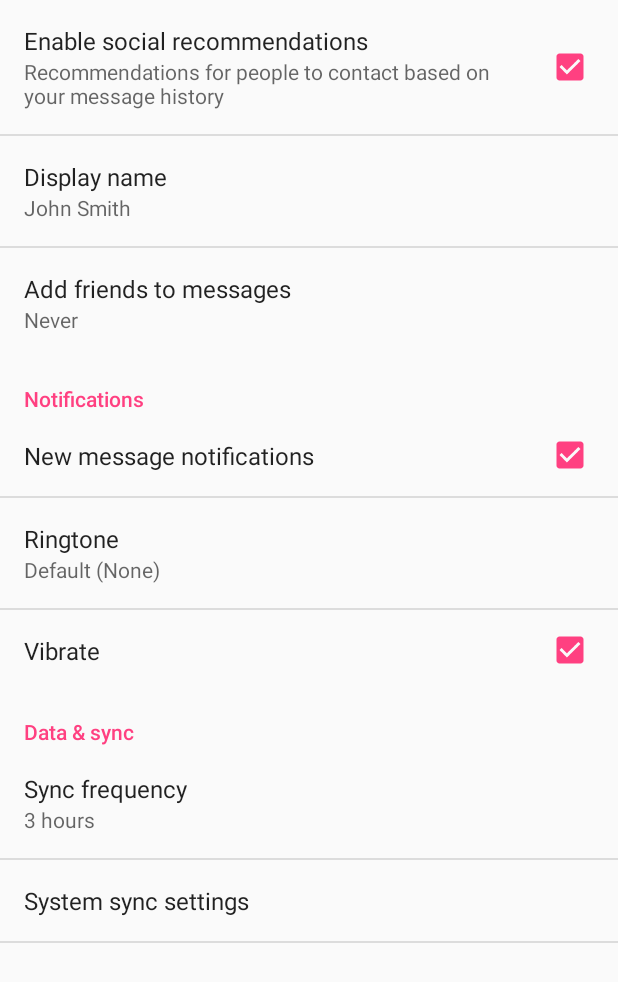
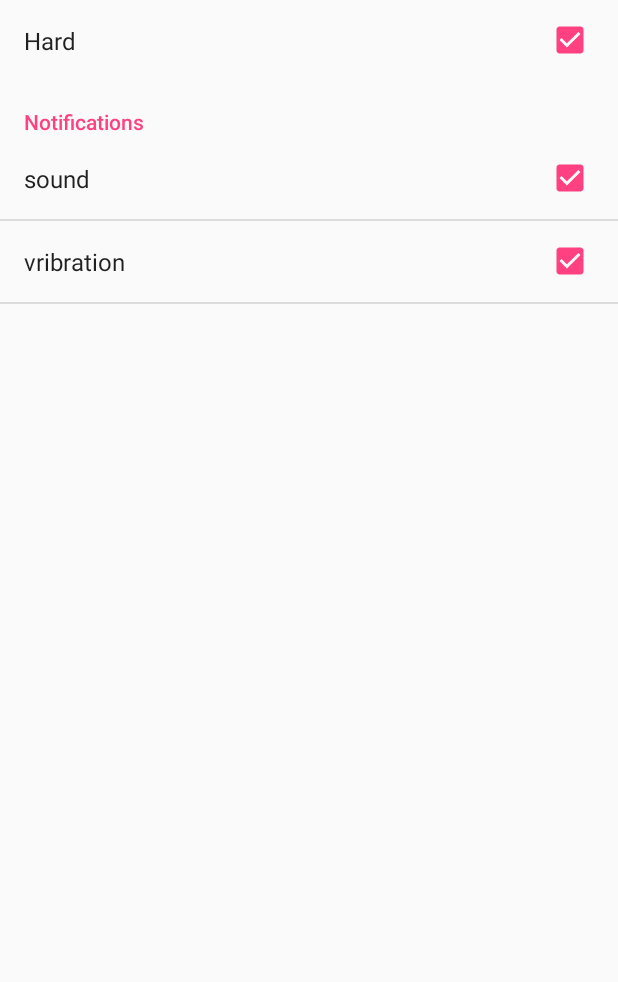
Before and after one commit to bihorco36/Dupo, an Android app: the Settings screen opened directly, with no data from a screen before it, on a phone screen of 412 x 824 dp. Shown: the top 982 px of the screen. Run offline under Robolectric (Android 15) with nearby library versions, the phone set to English and light mode, and no system bars.

Commit message:
Added Settings

```diff
--- a/app/src/main/java/dupo/dupo/Settings.java
+++ b/app/src/main/java/dupo/dupo/Settings.java
@@ -70,19 +70,9 @@ public class Settings extends PreferenceActivity {
         getPreferenceScreen().addPreference(fakeHeader);
         addPreferencesFromResource(R.xml.pref_notification);
 
-        // Add 'data and sync' preferences, and a corresponding header.
-        fakeHeader = new PreferenceCategory(this);
-        fakeHeader.setTitle(R.string.pref_header_data_sync);
-        getPreferenceScreen().addPreference(fakeHeader);
-        addPreferencesFromResource(R.xml.pref_data_sync);
-
         // Bind the summaries of EditText/List/Dialog/Ringtone preferences to
         // their values. When their values change, their summaries are updated
         // to reflect the new value, per the Android Design guidelines.
-        bindPreferenceSummaryToValue(findPreference("example_text"));
-        bindPreferenceSummaryToValue(findPreference("example_list"));
-        bindPreferenceSummaryToValue(findPreference("notifications_new_message_ringtone"));
-        bindPreferenceSummaryToValue(findPreference("sync_frequency"));
     }
 
     /**
@@ -218,42 +208,4 @@ public class Settings extends PreferenceActivity {
             bindPreferenceSummaryToValue(findPreference("example_list"));
         }
     }
-
-    /**
-     * This fragment shows notification preferences only. It is used when the
-     * activity is showing a two-pane settings UI.
-     */
-    @TargetApi(Build.VERSION_CODES.HONEYCOMB)
-    public static class NotificationPreferenceFragment extends PreferenceFragment {
-        @Override
-        public void onCreate(Bundle savedInstanceState) {
-            super.onCreate(savedInstanceState);
-            addPreferencesFromResource(R.xml.pref_notification);
-
-            // Bind the summaries of EditText/List/Dialog/Ringtone preferences
-            // to their values. When their values change, their summaries are
-            // updated to reflect the new value, per the Android Design
-            // guidelines.
-            bindPreferenceSummaryToValue(findPreference("notifications_new_message_ringtone"));
-        }
-    }
-
-    /**
-     * This fragment shows data and sync preferences only. It is used when the
-     * activity is showing a two-pane settings UI.
-     */
-    @TargetApi(Build.VERSION_CODES.HONEYCOMB)
-    public static class DataSyncPreferenceFragment extends PreferenceFragment {
-        @Override
-        public void onCreate(Bundle savedInstanceState) {
-            super.onCreate(savedInstanceState);
-            addPreferencesFromResource(R.xml.pref_data_sync);
-
-            // Bind the summaries of EditText/List/Dialog/Ringtone preferences
-            // to their values. When their values change, their summaries are
-            // updated to reflect the new value, per the Android Design
-            // guidelines.
-            bindPreferenceSummaryToValue(findPreference("sync_frequency"));
-        }
-    }
 }
--- a/app/src/main/res/xml/pref_data_sync.xml
+++ /dev/null
@@ -1,21 +0,0 @@
-<PreferenceScreen xmlns:android="http://schemas.android.com/apk/res/android">
-
-    <!-- NOTE: Hide buttons to simplify the UI. Users can touch outside the dialog to
-         dismiss it. -->
-    <!-- NOTE: ListPreference's summary should be set to its value by the activity code. -->
-    <ListPreference
-        android:key="sync_frequency"
-        android:title="@string/pref_title_sync_frequency"
-        android:entries="@array/pref_sync_frequency_titles"
-        android:entryValues="@array/pref_sync_frequency_values"
-        android:defaultValue="180"
-        android:negativeButtonText="@null"
-        android:positiveButtonText="@null" />
-
-    <!-- This preference simply launches an intent when selected. Use this UI sparingly, per
-         design guidelines. -->
-    <Preference android:title="@string/pref_title_system_sync_settings">
-        <intent android:action="android.settings.SYNC_SETTINGS" />
-    </Preference>
-
-</PreferenceScreen>
--- a/app/src/main/res/xml/pref_general.xml
+++ b/app/src/main/res/xml/pref_general.xml
@@ -2,32 +2,7 @@
 
     <CheckBoxPreference
         android:key="example_checkbox"
-        android:title="@string/pref_title_social_recommendations"
-        android:summary="@string/pref_description_social_recommendations"
+        android:title="Hard"
         android:defaultValue="true" />
 
-    <!-- NOTE: EditTextPreference accepts EditText attributes. -->
-    <!-- NOTE: EditTextPreference's summary should be set to its value by the activity code. -->
-    <EditTextPreference
-        android:key="example_text"
-        android:title="@string/pref_title_display_name"
-        android:defaultValue="@string/pref_default_display_name"
-        android:selectAllOnFocus="true"
-        android:inputType="textCapWords"
-        android:capitalize="words"
-        android:singleLine="true"
-        android:maxLines="1" />
-
-    <!-- NOTE: Hide buttons to simplify the UI. Users can touch outside the dialog to
-         dismiss it. -->
-    <!-- NOTE: ListPreference's summary should be set to its value by the activity code. -->
-    <ListPreference
-        android:key="example_list"
-        android:title="@string/pref_title_add_friends_to_messages"
-        android:defaultValue="-1"
-        android:entries="@array/pref_example_list_titles"
-        android:entryValues="@array/pref_example_list_values"
-        android:negativeButtonText="@null"
-        android:positiveButtonText="@null" />
-
 </PreferenceScreen>
--- a/app/src/main/res/xml/pref_headers.xml
+++ b/app/src/main/res/xml/pref_headers.xml
@@ -1,14 +1,9 @@
 <preference-headers xmlns:android="http://schemas.android.com/apk/res/android">
 
     <!-- These settings headers are only used on tablets. -->
-
     <header android:fragment="dupo.dupo.Settings$GeneralPreferenceFragment"
         android:title="@string/pref_header_general" />
 
     <header android:fragment="dupo.dupo.Settings$NotificationPreferenceFragment"
         android:title="@string/pref_header_notifications" />
-
-    <header android:fragment="dupo.dupo.Settings$DataSyncPreferenceFragment"
-        android:title="@string/pref_header_data_sync" />
-
 </preference-headers>
--- a/app/src/main/res/xml/pref_notification.xml
+++ b/app/src/main/res/xml/pref_notification.xml
@@ -1,27 +1,15 @@
 <PreferenceScreen xmlns:android="http://schemas.android.com/apk/res/android">
-
-    <!-- A 'parent' preference, which enables/disables child preferences (below)
-         when checked/unchecked. -->
-    <CheckBoxPreference
-        android:key="notifications_new_message"
-        android:title="@string/pref_title_new_message_notifications"
-        android:defaultValue="true" />
-
-    <!-- Allows the user to choose a ringtone in the 'notification' category. -->
-    <!-- NOTE: This preference will be enabled only when the checkbox above is checked. -->
-    <!-- NOTE: RingtonePreference's summary should be set to its value by the activity code. -->
-    <RingtonePreference
-        android:dependency="notifications_new_message"
-        android:key="notifications_new_message_ringtone"
-        android:title="@string/pref_title_ringtone"
-        android:ringtoneType="notification"
-        android:defaultValue="content://settings/system/notification_sound" />
 
     <!-- NOTE: This preference will be enabled only when the checkbox above is checked. -->
     <CheckBoxPreference
-        android:dependency="notifications_new_message"
-        android:key="notifications_new_message_vibrate"
-        android:title="@string/pref_title_vibrate"
+        android:key="test"
+        android:title="sound"
+        android:defaultValue="true" />
+
+    <!-- NOTE: This preference will be enabled only when the checkbox above is checked. -->
+    <CheckBoxPreference
+        android:key="test"
+        android:title="vribration"
         android:defaultValue="true" />
 
 </PreferenceScreen>
```
Also changed, not shown: 2 other files.
